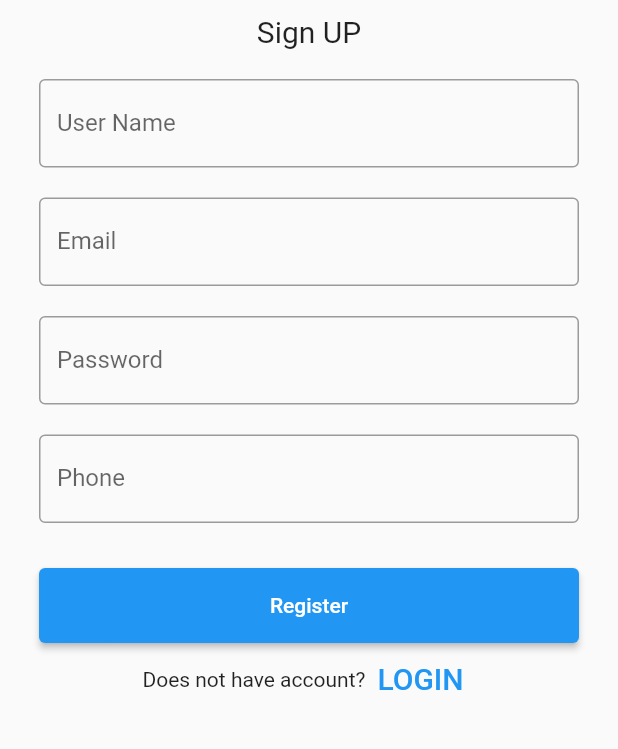
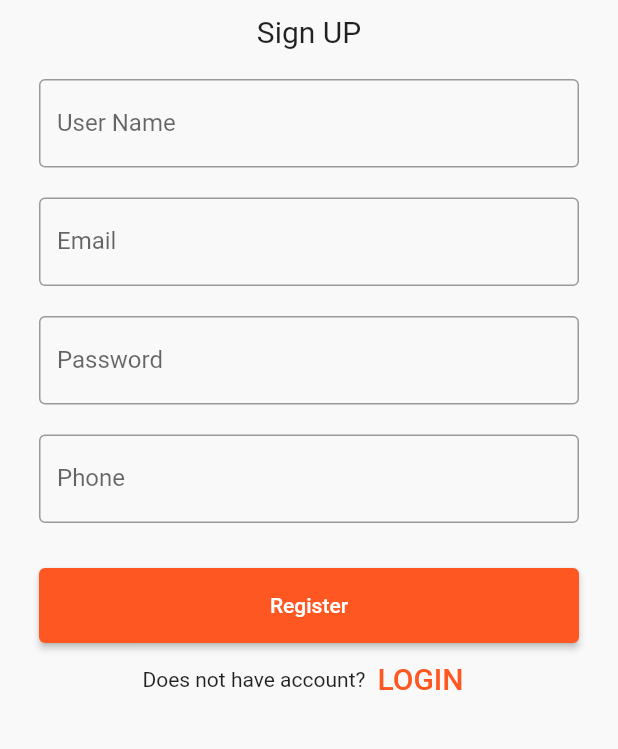
Before and after one commit to eslamyounis1/Social_App, a Flutter app: the screen it shows after launch, after a tap on "Create account!", on a phone screen of 412 x 824 dp, the part 137-886 px from its top. Run offline on Flutter 3.47's test engine with Material 2 defaults, Android fonts, the phone set to English and light mode, and no system bars; our stand-ins replace bloc, cloud_firestore, conditional_builder_null_safety, firebase_auth, firebase_core, flutter_bloc and 5 more; accounts and stored records are empty; Roboto replaces fonts that are missing (jannah).

```diff
--- a/lib/layout/cubit/cubit.dart
+++ b/lib/layout/cubit/cubit.dart
@@ -1,8 +1,32 @@
 import 'package:bloc/bloc.dart';
+import 'package:cloud_firestore/cloud_firestore.dart';
 import 'package:flutter_bloc/flutter_bloc.dart';
 import 'package:social_app/layout/cubit/states.dart';
+import 'package:social_app/models/user_model.dart';
 
-class SocialCubit extends Cubit<SocialStates>{
-  SocialCubit(): super(SocialInitialState());
+import '../../shared/components/constants.dart';
+
+class SocialCubit extends Cubit<SocialStates> {
+  SocialCubit() : super(SocialInitialState());
+
   static SocialCubit get(context) => BlocProvider.of(context);
+
+  SocialUserModel? model;
+
+  void getUserData() {
+    emit(SocialGetUserLoadingState());
+    FirebaseFirestore.instance
+        .collection('users')
+        .doc(uid)
+        .get()
+        .then((value) {
+         // print(value.data());
+         model = SocialUserModel.fromJson(value.data());
+         emit(SocialGetUserSuccessState());
+    })
+        .catchError((error) {
+          print(error.toString());
+          emit(SocialGetUserErrorState(error.toString()));
+    });
+  }
 }
--- a/lib/layout/cubit/states.dart
+++ b/lib/layout/cubit/states.dart
@@ -1,7 +1,10 @@
 abstract class SocialStates{}
 class SocialInitialState extends SocialStates{}
 
+class SocialGetUserLoadingState extends SocialStates{}
+
 class SocialGetUserSuccessState extends SocialStates{}
+
 class SocialGetUserErrorState extends SocialStates{
   final String error;
   SocialGetUserErrorState(this.error);
--- a/lib/main.dart
+++ b/lib/main.dart
@@ -1,11 +1,16 @@
 import 'package:bloc/bloc.dart';
 import 'package:firebase_core/firebase_core.dart';
 import 'package:flutter/material.dart';
+import 'package:flutter_bloc/flutter_bloc.dart';
+import 'package:social_app/layout/cubit/cubit.dart';
 import 'package:social_app/layout/layout.dart';
 import 'package:social_app/shared/bloc_observer.dart';
+import 'package:social_app/shared/components/constants.dart';
 import 'package:social_app/shared/local/cache_helper.dart';
 
+import 'layout/cubit/states.dart';
 import 'modules/login/login_screen.dart';
+import 'shared/styles/themes/themes.dart';
 
 void main() async {
   WidgetsFlutterBinding.ensureInitialized();
@@ -15,7 +20,7 @@ void main() async {
   Widget widget;
 
   await CacheHelper.init();
-  var uid = CacheHelper.getDataFromSharedPreference(key: 'uid');
+   uid = CacheHelper.getDataFromSharedPreference(key: 'uid');
 
   if (uid != null) {
     widget = const SocialAppLayout();
@@ -36,13 +41,21 @@ class MyApp extends StatelessWidget {
   // This widget is the root of your application.
   @override
   Widget build(BuildContext context) {
-    return MaterialApp(
-      debugShowCheckedModeBanner: false,
-      title: 'Social App',
-      theme: ThemeData(
-        primarySwatch: Colors.blue,
+    return BlocProvider(
+      create: (context)=>SocialCubit()..getUserData(),
+      child: BlocConsumer<SocialCubit,SocialStates>(
+        listener: (context,state){},
+        builder: (context,state){
+          return MaterialApp(
+            debugShowCheckedModeBanner: false,
+            title: 'Social App',
+            theme: lightTheme,
+            themeMode: ThemeMode.light,
+            home: startWidget,
+          );
+        },
+
       ),
-      home: startWidget,
     );
   }
 }
--- a/lib/models/user_model.dart
+++ b/lib/models/user_model.dart
@@ -11,8 +11,8 @@ class SocialUserModel{
     this.uid,
     this.isEmailVerified,
 });
-  SocialUserModel.fromJson(Map<String,dynamic> json){
-    email = json['email'];
+  SocialUserModel.fromJson(Map<String,dynamic>? json){
+    email = json!['email'];
     name = json['name'];
     phone = json['phone'];
     uid = json['uid'];
--- a/lib/shared/components/constants.dart
+++ b/lib/shared/components/constants.dart
@@ -0,0 +1 @@
+String? uid;
--- /dev/null
+++ b/lib/shared/styles/themes/dark_theme.dart
@@ -0,0 +1,3 @@
+import 'package:flutter/material.dart';
+
+ThemeData darkTheme = ThemeData();
--- /dev/null
+++ b/lib/shared/styles/themes/light_theme.dart
@@ -0,0 +1,45 @@
+import 'package:flutter/material.dart';
+import 'package:flutter/services.dart';
+import 'package:hexcolor/hexcolor.dart';
+
+ThemeData lightTheme = ThemeData(
+  primarySwatch: Colors.deepOrange,
+  primaryColor: Colors.white,
+  scaffoldBackgroundColor: HexColor('#F9F9F9'),
+  appBarTheme:  AppBarTheme(
+    systemOverlayStyle: const SystemUiOverlayStyle(
+      statusBarColor: Colors.white,
+      statusBarIconBrightness: Brightness.dark,
+    ),
+
+    backgroundColor: HexColor('#F9F9F9'),
+    elevation: 0.0,
+    titleTextStyle: const TextStyle(
+      color: Colors.black,
+      fontSize: 20.0,
+      fontWeight: FontWeight.bold,
+    ),
+    iconTheme: const IconThemeData(
+      color: Colors.black,
+    ),
+    titleSpacing: 20.0,
+  ),
+  floatingActionButtonTheme: const FloatingActionButtonThemeData(
+    backgroundColor: Colors.deepOrange,
+  ),
+  bottomNavigationBarTheme: const BottomNavigationBarThemeData(
+    type: BottomNavigationBarType.fixed,
+    selectedItemColor: Colors.deepOrange,
+    unselectedItemColor: Colors.grey,
+    elevation: 20.0,
+    backgroundColor: Colors.white,
+  ),
+  textTheme: const TextTheme(
+    bodyText1: TextStyle(
+      fontSize: 18.0,
+      fontWeight: FontWeight.w600,
+      color: Colors.black,
+    ),
+  ),
+  fontFamily: 'jannah',
+);
--- /dev/null
+++ b/lib/shared/styles/themes/themes.dart
@@ -0,0 +1,2 @@
+export 'dark_theme.dart';
+export 'light_theme.dart';
--- a/pubspec.yaml
+++ b/pubspec.yaml
@@ -43,6 +43,7 @@ dependencies:
   fluttertoast: ^8.0.9
   conditional_builder_null_safety: ^0.0.6
   shared_preferences: ^2.0.15
+  hexcolor: ^2.0.7
 
   # firebase_packages
   firebase_core: ^1.21.1
```
Also changed, not shown: lib/layout/layout.dart (+69 -2 lines), lib/shared/components/components.dart (+33 -0 lines), lib/shared/styles/colors.dart (added), lib/shared/styles/styles.dart (added), pubspec.lock.
